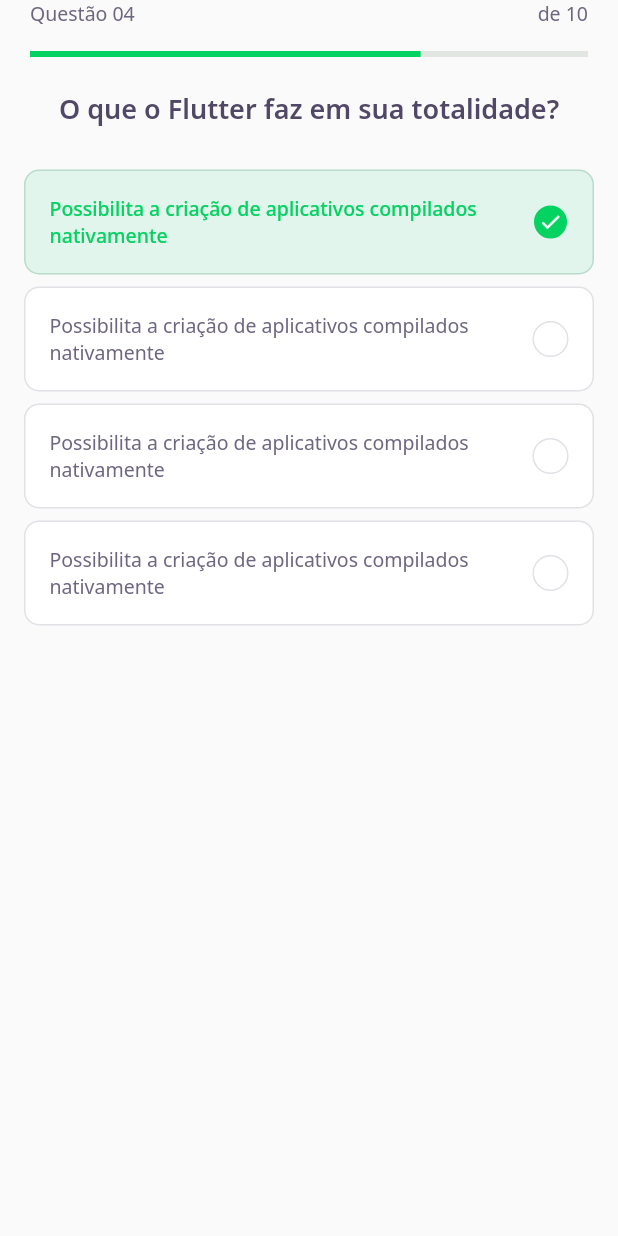
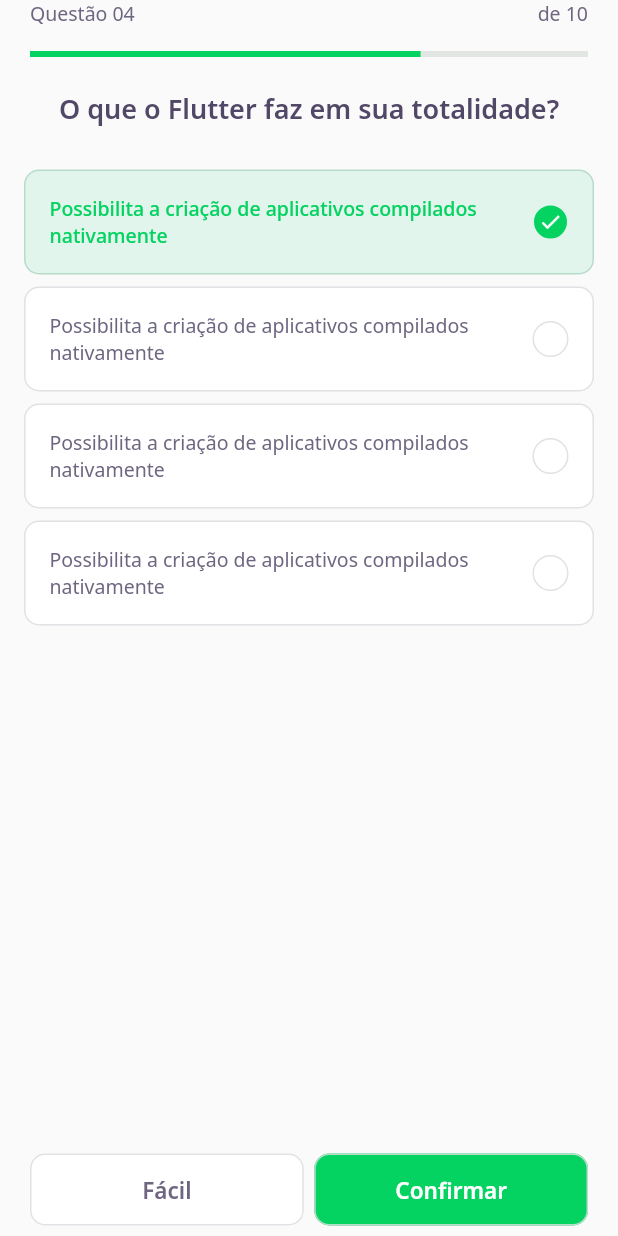
Before and after one commit to lucaslopesx/DevQuiz-Flutter-NLW5, a Flutter app: the ChallengePage screen opened directly, on a phone screen of 412 x 824 dp. Run offline on Flutter 3.47's test engine with Material 2 defaults, Android fonts, the phone set to English and light mode, and no system bars; our stand-ins replace google_fonts; accounts and stored records are empty.

Commit message:
COMMIT next_button  and some updates

```diff
--- a/devquiz/lib/challenge/challenge_page.dart
+++ b/devquiz/lib/challenge/challenge_page.dart
@@ -1,3 +1,4 @@
+import 'package:devquiz/challenge/widgets/next_button/next_button_widget.dart';
 import 'package:devquiz/challenge/widgets/question_indicator/question_indicator_widget.dart';
 import 'package:devquiz/challenge/widgets/quiz/quiz_widget.dart';
 import 'package:flutter/material.dart';
@@ -18,6 +19,22 @@ class _ChallengePageState extends State<ChallengePage> {
       body: QuizWidget(
         title: "O que o Flutter faz em sua totalidade?",
       ),
+      bottomNavigationBar: SafeArea(
+        bottom: true,
+        child: Padding(
+          padding: const EdgeInsets.symmetric(horizontal: 20, vertical: 7),
+          child: Row(
+            mainAxisAlignment: MainAxisAlignment.spaceAround,
+            children: [
+              Expanded(child: NextButtonWidget.white(label: "Fácil")),
+              SizedBox(
+                width: 7,
+              ),
+              Expanded(child: NextButtonWidget.green(label: "Confirmar")),
+            ],
+          ),
+        ),
+      ),
     );
   }
 }
--- /dev/null
+++ b/devquiz/lib/challenge/widgets/next_button/next_button_widget.dart
@@ -0,0 +1,60 @@
+import 'package:devquiz/core/app_colors.dart';
+import 'package:flutter/material.dart';
+import 'package:google_fonts/google_fonts.dart';
+
+class NextButtonWidget extends StatelessWidget {
+  final String label;
+  final Color backgroundColor;
+  final Color fontColor;
+  final Color borderColor;
+  const NextButtonWidget({
+    Key? key,
+    required this.label,
+    required this.backgroundColor,
+    required this.fontColor,
+    required this.borderColor,
+  }) : super(key: key);
+
+  NextButtonWidget.green({required String label})
+      : this.backgroundColor = AppColors.darkGreen,
+        this.fontColor = AppColors.white,
+        this.borderColor = AppColors.green,
+        this.label = label;
+  NextButtonWidget.white({required String label})
+      : this.backgroundColor = AppColors.white,
+        this.fontColor = AppColors.grey,
+        this.borderColor = AppColors.border,
+        this.label = label;
+
+  @override
+  Widget build(BuildContext context) {
+    return Container(
+      height: 48,
+      child: TextButton(
+        style: ButtonStyle(
+
+          backgroundColor: MaterialStateProperty.all(
+            backgroundColor,
+          ),
+          shape: MaterialStateProperty.all(
+            RoundedRectangleBorder(
+              borderRadius: BorderRadius.circular(10),
+            ),
+          ),
+          side: MaterialStateProperty.all(
+            BorderSide(color: borderColor),
+          ),
+        ),
+        onPressed: () {},
+        child: Text(
+          label,
+          style: GoogleFonts.notoSans(
+            fontWeight: FontWeight.w600,
+            fontSize: 15,
+            color: fontColor,
+          ),
+        ),
+      ),
+    );
+  }
+}
--- a/devquiz/lib/core/app_widget.dart
+++ b/devquiz/lib/core/app_widget.dart
@@ -8,7 +8,7 @@ class AppWidget extends StatelessWidget {
   Widget build(BuildContext context) {
     return MaterialApp(
       title: "DevQuiz",
-      home: HomePage(),
+      home: ChallengePage(),
     );
   }
 }
```
Also changed, not shown: devquiz/assets/database/user.json (+3 -5 lines).
